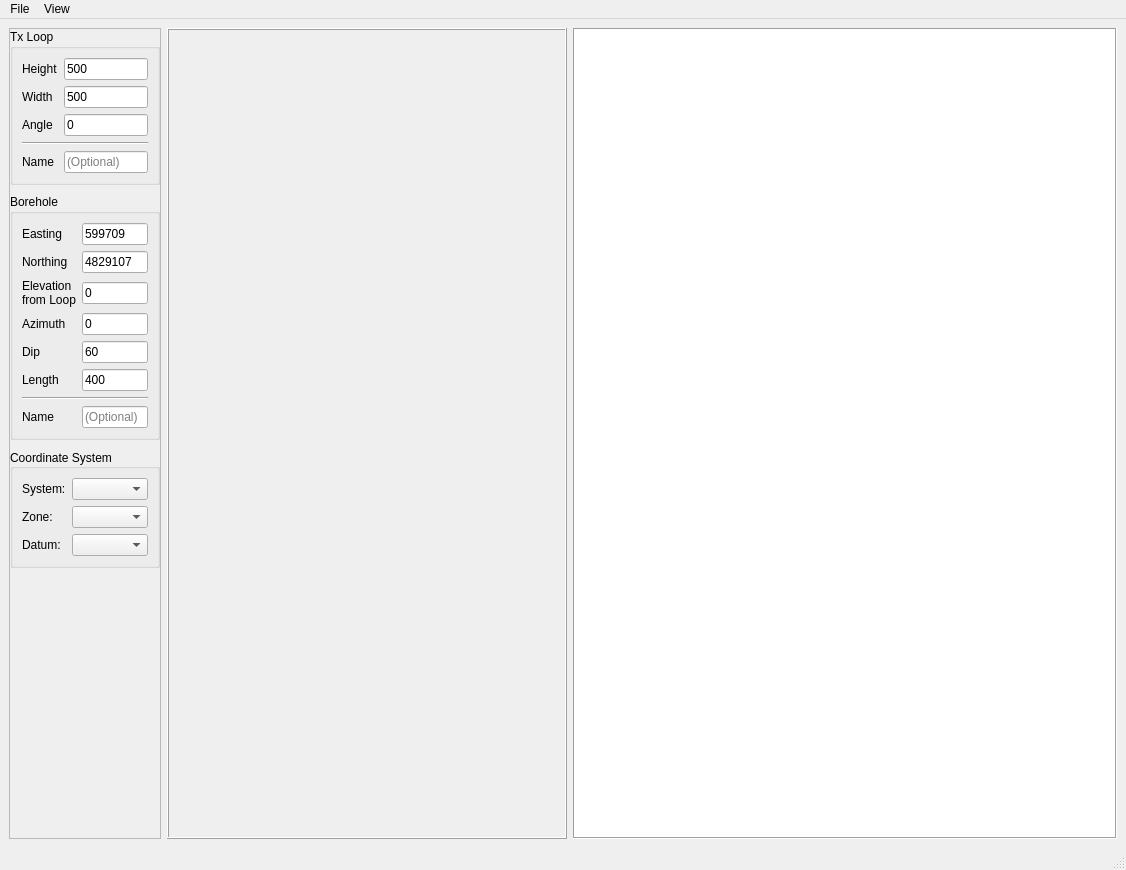
Qt form src/qt_ui/loop_planner.ui (Eric-Meunier/Processor-Suite) before a commit.
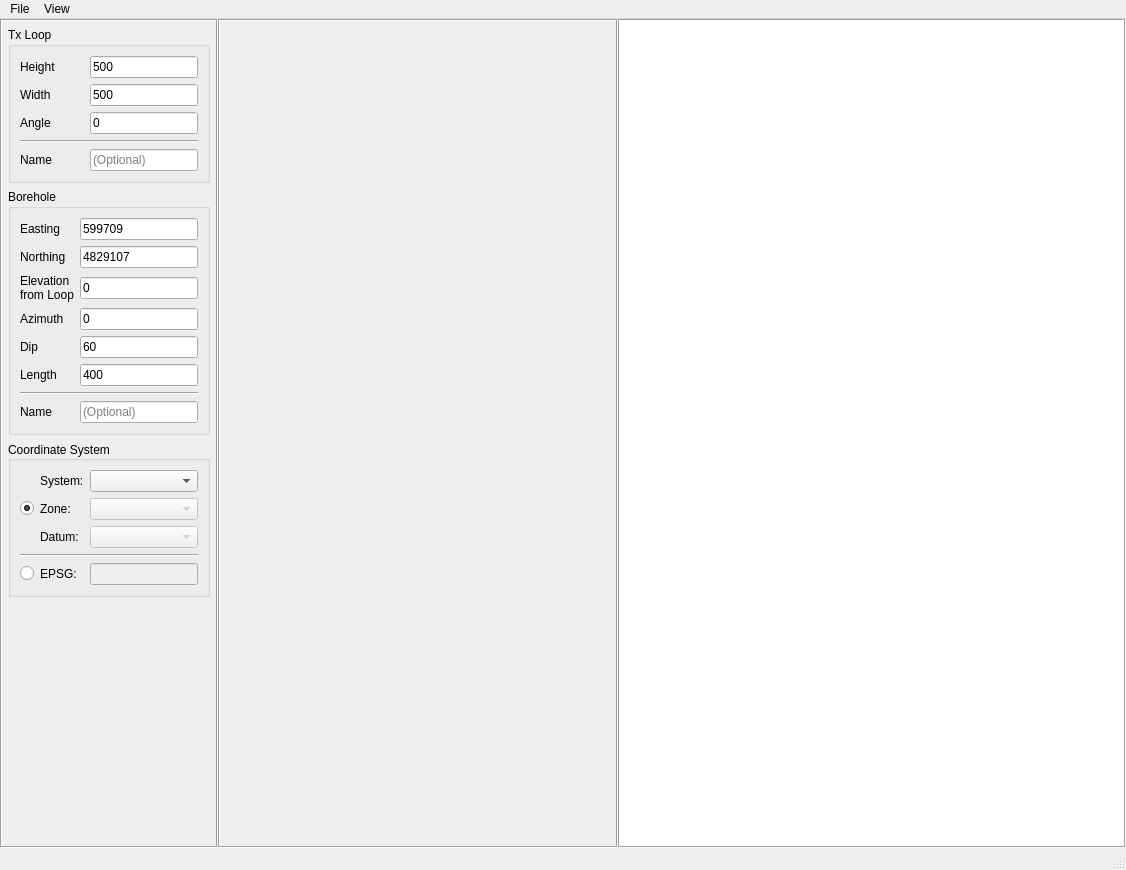
The same form after that commit. Custom widgets are drawn as their Qt base class.

Commit message: Updated pem_planner for use with proj CRS.

The edit to the form file:
```diff
--- a/src/qt_ui/loop_planner.ui
+++ b/src/qt_ui/loop_planner.ui
@@ -15,47 +15,62 @@
   </property>
   <widget class="QWidget" name="centralwidget">
    <layout class="QHBoxLayout" name="horizontalLayout">
+    <property name="spacing">
+     <number>0</number>
+    </property>
+    <property name="leftMargin">
+     <number>0</number>
+    </property>
+    <property name="topMargin">
+     <number>0</number>
+    </property>
+    <property name="rightMargin">
+     <number>0</number>
+    </property>
+    <property name="bottomMargin">
+     <number>0</number>
+    </property>
     <item>
      <widget class="QFrame" name="frame_2">
       <property name="sizePolicy">
-       <sizepolicy hsizetype="Maximum" vsizetype="Preferred">
+       <sizepolicy hsizetype="Preferred" vsizetype="Preferred">
         <horstretch>0</horstretch>
         <verstretch>0</verstretch>
        </sizepolicy>
       </property>
       <property name="frameShape">
-       <enum>QFrame::StyledPanel</enum>
+       <enum>QFrame::Box</enum>
       </property>
       <property name="frameShadow">
-       <enum>QFrame::Raised</enum>
+       <enum>QFrame::Sunken</enum>
       </property>
       <layout class="QVBoxLayout" name="verticalLayout">
        <property name="spacing">
-        <number>9</number>
+        <number>6</number>
        </property>
        <property name="leftMargin">
-        <number>0</number>
+        <number>6</number>
        </property>
        <property name="topMargin">
-        <number>0</number>
+        <number>6</number>
        </property>
        <property name="rightMargin">
-        <number>0</number>
+        <number>6</number>
        </property>
        <property name="bottomMargin">
-        <number>0</number>
+        <number>6</number>
        </property>
        <item>
         <widget class="QGroupBox" name="groupBox_2">
          <property name="sizePolicy">
-          <sizepolicy hsizetype="Maximum" vsizetype="Maximum">
+          <sizepolicy hsizetype="Preferred" vsizetype="Preferred">
            <horstretch>0</horstretch>
            <verstretch>0</verstretch>
           </sizepolicy>
          </property>
          <property name="maximumSize">
           <size>
-           <width>150</width>
+           <width>16777215</width>
            <height>16777215</height>
           </size>
          </property>
@@ -73,7 +88,7 @@
           <item row="3" column="1">
            <widget class="QLineEdit" name="loop_angle_edit">
             <property name="sizePolicy">
-             <sizepolicy hsizetype="Maximum" vsizetype="Fixed">
+             <sizepolicy hsizetype="Preferred" vsizetype="Fixed">
               <horstretch>0</horstretch>
               <verstretch>0</verstretch>
              </sizepolicy>
@@ -112,7 +127,7 @@
           <item row="2" column="1">
            <widget class="QLineEdit" name="loop_width_edit">
             <property name="sizePolicy">
-             <sizepolicy hsizetype="Maximum" vsizetype="Fixed">
+             <sizepolicy hsizetype="Preferred" vsizetype="Fixed">
               <horstretch>0</horstretch>
               <verstretch>0</verstretch>
              </sizepolicy>
@@ -137,7 +152,7 @@
           <item row="1" column="1">
            <widget class="QLineEdit" name="loop_height_edit">
             <property name="sizePolicy">
-             <sizepolicy hsizetype="Maximum" vsizetype="Fixed">
+             <sizepolicy hsizetype="Preferred" vsizetype="Fixed">
               <horstretch>0</horstretch>
               <verstretch>0</verstretch>
              </sizepolicy>
@@ -159,6 +174,12 @@
           </item>
           <item row="5" column="1">
            <widget class="QLineEdit" name="loop_name_edit">
+            <property name="sizePolicy">
+             <sizepolicy hsizetype="Preferred" vsizetype="Fixed">
+              <horstretch>0</horstretch>
+              <verstretch>0</verstretch>
+             </sizepolicy>
+            </property>
             <property name="placeholderText">
              <string>(Optional)</string>
             </property>
@@ -177,14 +198,14 @@
        <item>
         <widget class="QGroupBox" name="groupBox">
          <property name="sizePolicy">
-          <sizepolicy hsizetype="Minimum" vsizetype="Maximum">
+          <sizepolicy hsizetype="Preferred" vsizetype="Preferred">
            <horstretch>0</horstretch>
            <verstretch>0</verstretch>
           </sizepolicy>
          </property>
          <property name="maximumSize">
           <size>
-           <width>150</width>
+           <width>16777215</width>
            <height>16777215</height>
           </size>
          </property>
@@ -202,7 +223,7 @@
           <item row="1" column="2">
            <widget class="QLineEdit" name="hole_northing_edit">
             <property name="sizePolicy">
-             <sizepolicy hsizetype="Maximum" vsizetype="Fixed">
+             <sizepolicy hsizetype="Preferred" vsizetype="Fixed">
               <horstretch>0</horstretch>
               <verstretch>0</verstretch>
              </sizepolicy>
@@ -218,7 +239,7 @@
           <item row="0" column="2">
            <widget class="QLineEdit" name="hole_easting_edit">
             <property name="sizePolicy">
-             <sizepolicy hsizetype="Maximum" vsizetype="Fixed">
+             <sizepolicy hsizetype="Preferred" vsizetype="Fixed">
               <horstretch>0</horstretch>
               <verstretch>0</verstretch>
              </sizepolicy>
@@ -281,7 +302,7 @@
           <item row="4" column="2">
            <widget class="QLineEdit" name="hole_dip_edit">
             <property name="sizePolicy">
-             <sizepolicy hsizetype="Maximum" vsizetype="Fixed">
+             <sizepolicy hsizetype="Preferred" vsizetype="Fixed">
               <horstretch>0</horstretch>
               <verstretch>0</verstretch>
              </sizepolicy>
@@ -297,7 +318,7 @@
           <item row="3" column="2">
            <widget class="QLineEdit" name="hole_az_edit">
             <property name="sizePolicy">
-             <sizepolicy hsizetype="Maximum" vsizetype="Fixed">
+             <sizepolicy hsizetype="Preferred" vsizetype="Fixed">
               <horstretch>0</horstretch>
               <verstretch>0</verstretch>
              </sizepolicy>
@@ -313,7 +334,7 @@
           <item row="5" column="2">
            <widget class="QLineEdit" name="hole_length_edit">
             <property name="sizePolicy">
-             <sizepolicy hsizetype="Maximum" vsizetype="Fixed">
+             <sizepolicy hsizetype="Preferred" vsizetype="Fixed">
               <horstretch>0</horstretch>
               <verstretch>0</verstretch>
              </sizepolicy>
@@ -328,6 +349,12 @@
           </item>
           <item row="7" column="2">
            <widget class="QLineEdit" name="hole_name_edit">
+            <property name="sizePolicy">
+             <sizepolicy hsizetype="Preferred" vsizetype="Fixed">
+              <horstretch>0</horstretch>
+              <verstretch>0</verstretch>
+             </sizepolicy>
+            </property>
             <property name="placeholderText">
              <string>(Optional)</string>
             </property>
@@ -354,6 +381,12 @@
           </item>
           <item row="2" column="2">
            <widget class="QLineEdit" name="hole_elevation_edit">
+            <property name="sizePolicy">
+             <sizepolicy hsizetype="Preferred" vsizetype="Fixed">
+              <horstretch>0</horstretch>
+              <verstretch>0</verstretch>
+             </sizepolicy>
+            </property>
             <property name="toolTip">
              <string>Hole elevation relative to loop elevation.
 Mostly used for underground holes.</string>
@@ -373,7 +406,7 @@
         <widget class="QGroupBox" name="groupBox_3">
          <property name="maximumSize">
           <size>
-           <width>150</width>
+           <width>16777215</width>
            <height>16777215</height>
           </size>
          </property>
@@ -384,8 +417,8 @@
           <set>Qt::AlignLeading|Qt::AlignLeft|Qt::AlignVCenter</set>
          </property>
          <layout class="QGridLayout" name="gridLayout_4">
-          <item row="0" column="1">
-           <widget class="QComboBox" name="systemCBox">
+          <item row="0" column="2">
+           <widget class="QComboBox" name="gps_system_cbox">
             <property name="sizePolicy">
              <sizepolicy hsizetype="Preferred" vsizetype="Fixed">
               <horstretch>0</horstretch>
@@ -397,7 +430,14 @@
             </property>
            </widget>
           </item>
-          <item row="0" column="0">
+          <item row="1" column="2">
+           <widget class="QComboBox" name="gps_zone_cbox">
+            <property name="enabled">
+             <bool>false</bool>
+            </property>
+           </widget>
+          </item>
+          <item row="0" column="1">
            <widget class="QLabel" name="label_6">
             <property name="sizePolicy">
              <sizepolicy hsizetype="Maximum" vsizetype="Preferred">
@@ -410,25 +450,70 @@
             </property>
            </widget>
           </item>
-          <item row="1" column="0">
+          <item row="1" column="1">
            <widget class="QLabel" name="label_7">
             <property name="text">
              <string>Zone:</string>
             </property>
            </widget>
           </item>
-          <item row="1" column="1">
-           <widget class="QComboBox" name="zoneCBox"/>
-          </item>
-          <item row="2" column="0">
+          <item row="2" column="1">
            <widget class="QLabel" name="label_8">
             <property name="text">
              <string>Datum:</string>
             </property>
            </widget>
           </item>
-          <item row="2" column="1">
-           <widget class="QComboBox" name="datumCBox"/>
+          <item row="2" column="2">
+           <widget class="QComboBox" name="gps_datum_cbox">
+            <property name="enabled">
+             <bool>false</bool>
+            </property>
+           </widget>
+          </item>
+          <item row="4" column="1">
+           <widget class="QLabel" name="label_15">
+            <property name="text">
+             <string>EPSG:</string>
+            </property>
+           </widget>
+          </item>
+          <item row="4" column="2">
+           <widget class="QLineEdit" name="epsg_edit">
+            <property name="enabled">
+             <bool>false</bool>
+            </property>
+            <property name="sizePolicy">
+             <sizepolicy hsizetype="Preferred" vsizetype="Fixed">
+              <horstretch>0</horstretch>
+              <verstretch>0</verstretch>
+             </sizepolicy>
+            </property>
+           </widget>
+          </item>
+          <item row="1" column="0">
+           <widget class="QRadioButton" name="crs_rbtn">
+            <property name="text">
+             <string/>
+            </property>
+            <property name="checked">
+             <bool>true</bool>
+            </property>
+           </widget>
+          </item>
+          <item row="4" column="0">
+           <widget class="QRadioButton" name="epsg_rbtn">
+            <property name="text">
+             <string/>
+            </property>
+           </widget>
+          </item>
+          <item row="3" column="0" colspan="3">
+           <widget class="Line" name="line_3">
+            <property name="orientation">
+             <enum>Qt::Horizontal</enum>
+            </property>
+           </widget>
           </item>
          </layout>
         </widget>
@@ -467,7 +552,7 @@
        <enum>QFrame::Box</enum>
       </property>
       <property name="frameShadow">
-       <enum>QFrame::Raised</enum>
+       <enum>QFrame::Sunken</enum>
       </property>
       <layout class="QVBoxLayout" name="verticalLayout_2">
        <property name="spacing">
```
Left out of the diff: 8 changed lines with no effect on the pictures. The commit also changes 5 other files.
